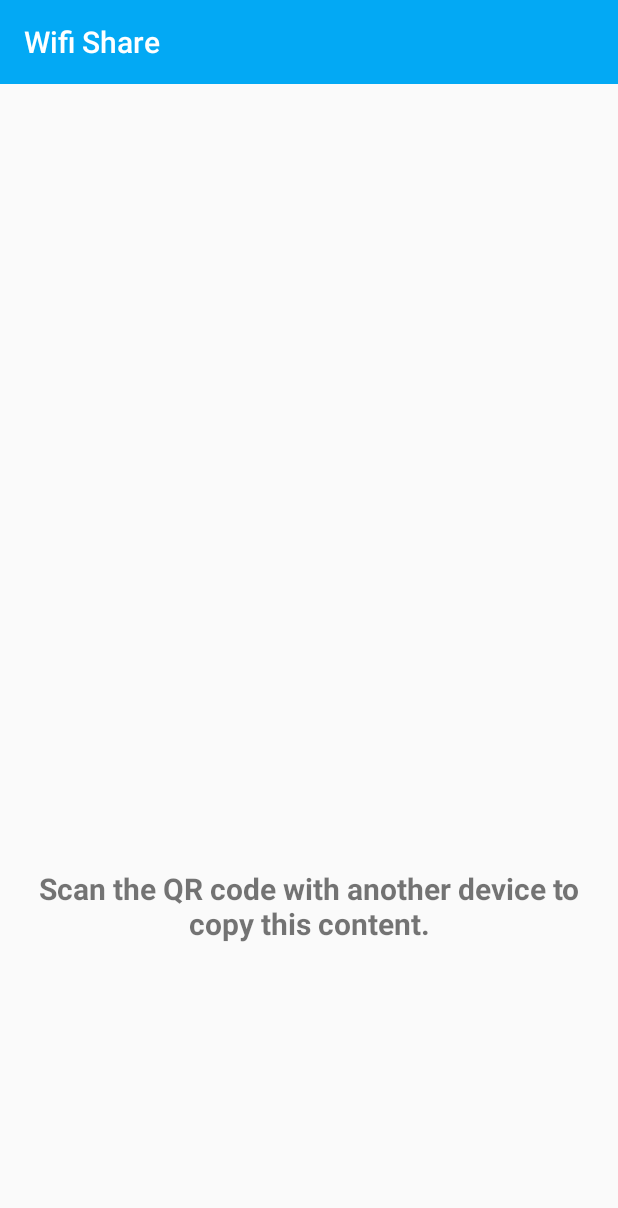
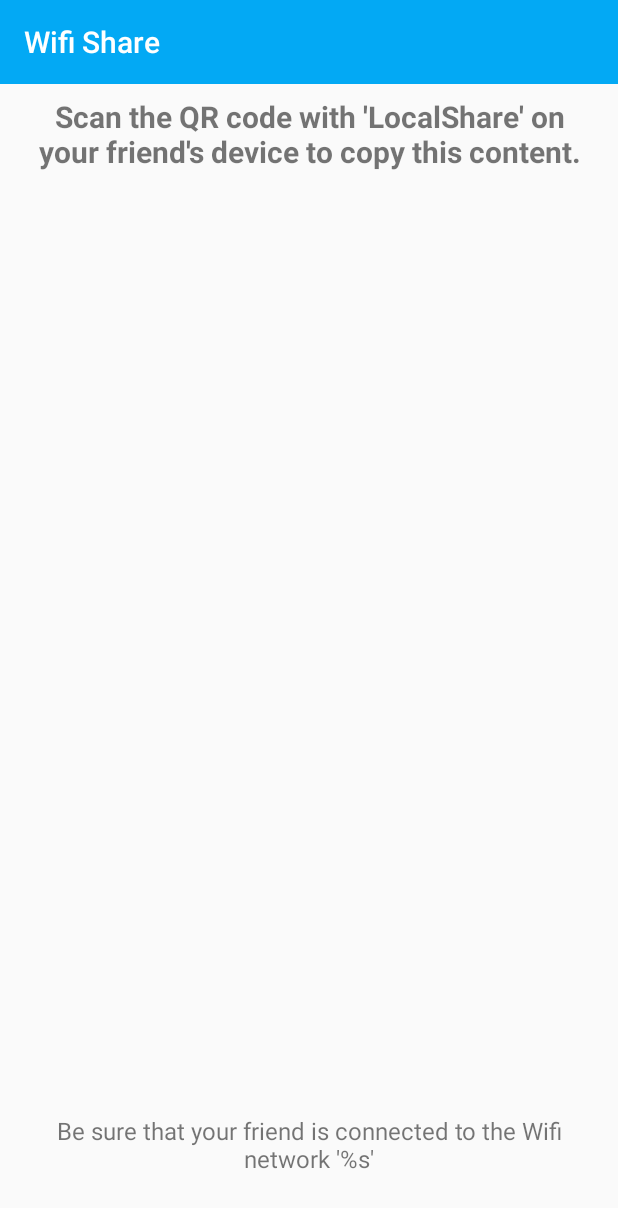
Before and after one commit to Gazer/localshare, an Android app: the ShareActivity screen opened directly, with no data from a screen before it, on a phone screen of 412 x 824 dp. Shown: the top 1208 px of the screen. Run offline under Robolectric (Android 15) with nearby library versions, the phone set to English and light mode, and no system bars; our stand-ins replace ButterKnife, Dagger/Hilt's generated code, Picasso; libraries missing offline, so code that uses them is left out: butterknife.bindView, com.crashlytics.android, io.fabric.sdk; pictures from the network do not load; 9 statements that could not run were skipped.

Commit message:
Improve in-app help
Cleanups

```diff
--- a/app/src/main/java/ar/com/p39/localshare/receiver/activities/ScanActivity.kt
+++ b/app/src/main/java/ar/com/p39/localshare/receiver/activities/ScanActivity.kt
@@ -220,7 +220,7 @@ class ScanActivity : AppCompatActivity(), BarcodeSharerTracker.SharerBarcodeDete
         val listener = DialogInterface.OnClickListener { dialog, id -> finish() }
 
         val builder = AlertDialog.Builder(this)
-        builder.setTitle("Multitracker sample").setMessage(R.string.no_camera_permission).setPositiveButton(R.string.ok, listener).show()
+        builder.setTitle(R.string.app_name).setMessage(R.string.no_camera_permission).setPositiveButton(R.string.ok, listener).show()
     }
 
     /**
--- a/app/src/main/res/layout/activity_share.xml
+++ b/app/src/main/res/layout/activity_share.xml
@@ -13,6 +13,19 @@
         android:background="?attr/colorPrimary"
         android:minHeight="?attr/actionBarSize" />
 
+    <TextView
+        android:id="@+id/help"
+        android:layout_width="match_parent"
+        android:layout_height="0dp"
+        android:layout_marginLeft="@dimen/activity_horizontal_margin"
+        android:layout_marginRight="@dimen/activity_horizontal_margin"
+        android:layout_marginTop="8dp"
+        android:layout_weight="1"
+        android:gravity="center_horizontal"
+        android:text="@string/please_scan_the_code"
+        android:textSize="20sp"
+        android:textStyle="bold" />
+
     <ar.com.p39.localshare.common.ui.QRImageView
         android:id="@+id/qr"
         android:layout_width="match_parent"
@@ -21,25 +34,16 @@
         android:layout_marginTop="@dimen/activity_horizontal_margin"
         android:layout_weight="4" />
 
+
     <TextView
-        android:id="@+id/help"
+        android:id="@+id/help_wifi"
         android:layout_width="match_parent"
         android:layout_height="0dp"
         android:layout_marginLeft="@dimen/activity_horizontal_margin"
         android:layout_marginRight="@dimen/activity_horizontal_margin"
         android:layout_weight="1"
-        android:gravity="center_horizontal"
-        android:text="@string/please_scan_the_code"
-        android:textSize="20sp"
-        android:textStyle="bold" />
-
-    <TextView
-        android:id="@+id/files"
-        android:layout_width="match_parent"
-        android:layout_height="0dp"
-        android:layout_marginLeft="@dimen/activity_horizontal_margin"
-        android:layout_marginRight="@dimen/activity_horizontal_margin"
-        android:layout_weight="1"
-        android:visibility="gone"
-        tools:text="http://server:port/sharer" />
+        android:gravity="center"
+        android:text="@string/help_network"
+        android:textSize="16sp"
+        android:visibility="visible" />
 </LinearLayout>
--- a/app/src/main/res/values/strings.xml
+++ b/app/src/main/res/values/strings.xml
@@ -6,10 +6,11 @@
     <string name="title_activity_share">Wifi Share</string>
     <string name="title_activity_scan">Get photos</string>
     <string name="title_activity_download">Download Files</string>
-    <string name="please_scan_the_code">Scan the QR code with another device to copy this content.</string>
+    <string name="please_scan_the_code">Scan the QR code with \'LocalShare\' on your friend\'s device to copy this content.</string>
     <string name="preview">preview</string>
-    <string name="scan_friend_phone">Scan your\'s friend phone to download the photos</string>
+    <string name="scan_friend_phone">Ask a friend to share some images from their phone using \'Wifi Share\' and scan the QR code with your phone.</string>
     <string name="download">Download</string>
     <string name="finish">Finish</string>
     <string name="connect_to_wifi">Please connect to Wifi</string>
+    <string name="help_network">Be sure that your friend is connected to the Wifi network \'%s\'</string>
 </resources>
```
Also changed, not shown: app/build.gradle (+8 -1 lines), app/src/main/java/ar/com/p39/localshare/sharer/ShareActivity.kt (+9 -8 lines), app/src/debug/res/values/developer_settings_styles.xml (renamed from app/src/main/res/values/developer_settings_styles.xml), 1 other file.
